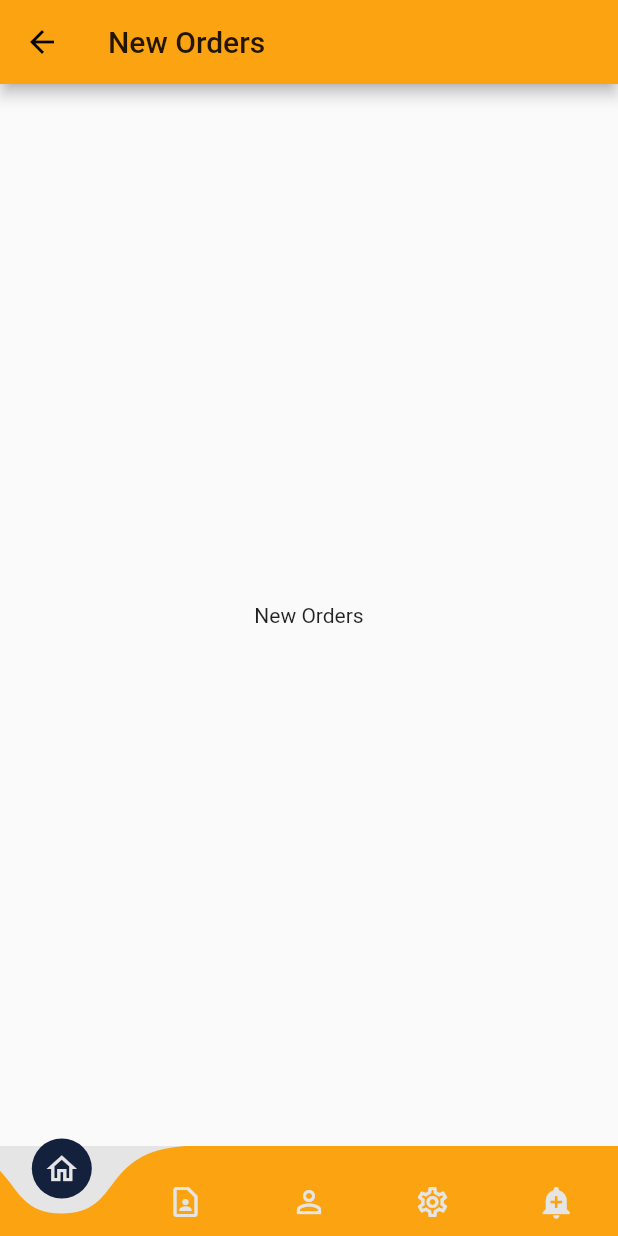
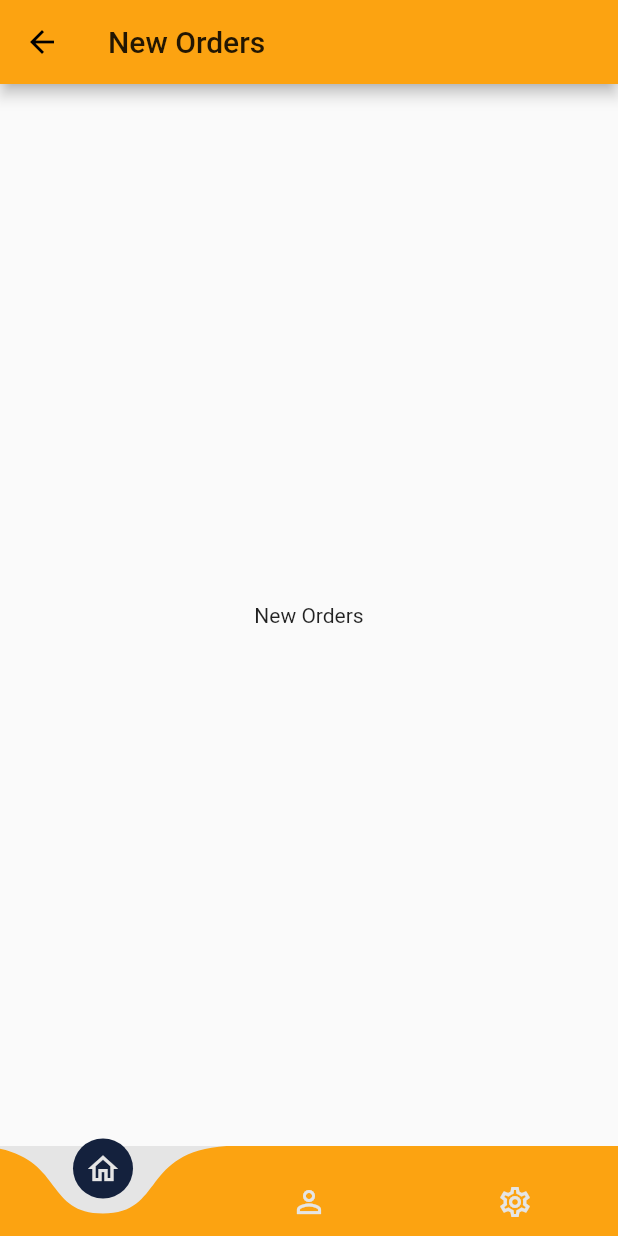
Before and after one commit to rajupotharaju155/getmech-hackathon, a Flutter app: the screen it shows after launch, after a tap on "I am Mechanic", on a phone screen of 412 x 824 dp. Run offline on Flutter 3.47's test engine with Material 2 defaults, Android fonts, the phone set to English and light mode, and no system bars; drawn by our look-alikes of curved_navigation_bar; our stand-ins replace flutter_spinkit, page_transition.

Commit message:
models created and product page done

```diff
--- /dev/null
+++ b/lib/ui/mechanic/internalPages/mechProfile/mechProfile.dart
@@ -0,0 +1,154 @@
+import 'package:flutter/material.dart';
+import 'package:getmech/ui/mechanic/internalPages/mechProfile/products.dart';
+import 'package:getmech/utils/commonActions.dart';
+import 'package:getmech/utils/constants.dart';
+
+class MechProfile extends StatelessWidget {
+
+  void gotoProductPage(BuildContext context){
+    CommonActions.gotoPage(Products(), context);
+  }
+
+  @override
+  Widget build(BuildContext context) {
+
+    return Scaffold(
+      appBar: AppBar(
+        title: Text("Profile"),
+      ),
+
+      body: Padding(
+        padding: const EdgeInsets.all(0.0),
+        child: Column(
+          mainAxisAlignment: MainAxisAlignment.start,
+          children: [
+            //pro pic and name
+            Container(
+              padding: EdgeInsets.all(10),
+              decoration: BoxDecoration(
+                border: Border(
+                  bottom: BorderSide(
+                    color: kDisabledColor
+                  )
+                )
+              ),
+              child: Row(
+                crossAxisAlignment: CrossAxisAlignment.start,
+                children: [
+                  //pic
+                  Expanded(
+                    flex: 1,
+                    child: Container(
+                      decoration: BoxDecoration(
+                        borderRadius: BorderRadius.circular(10),
+                        border: Border.all(color: kDisabledColor)
+                      ),
+                      child: FlutterLogo(
+                        size: 100,
+                      )
+                    ),
+                  ),
+                  //name
+                  Expanded(
+                    flex: 2,
+                    child: Container(
+                      padding: EdgeInsets.only(left: 10),
+                      child: Column(
+                        crossAxisAlignment: CrossAxisAlignment.start,
+                        mainAxisAlignment: MainAxisAlignment.start,
+                        children: [
+                          Text("Diamond Bike Point",
+                          style: TextStyle(
+                            fontWeight: FontWeight.bold,
+                            fontSize: 20,
+                          ),
+                          ),
+                          SizedBox(height: 8),
+                          Text("129,Opp McDonalds, Link Road, Near Don Bosco School",
+                          style: TextStyle(
+                            fontWeight: FontWeight.normal,
+                            fontSize: 15,
+                            color: kDisabledColor
+                          ),
+                          ),
+                          SizedBox(height: 8),
+                          Row(
+                            mainAxisAlignment: MainAxisAlignment.spaceBetween,
+                            children: [
+                              GestureDetector(
+                                child: Text("Edit Details",
+                                style: TextStyle(
+                                  fontWeight: FontWeight.bold,
+                                  fontSize: 12,
+                                  color: Colors.purple[600]
+                                ),
+                                ),
+                              ),
+                              GestureDetector(
+                                child: Text("Verify Email",
+                                style: TextStyle(
+                                  fontWeight: FontWeight.bold,
+                                  fontSize: 12,
+                                  color: Colors.purple[600]
+                                ),
+                                ),
+                              ),
+                            ],
+                          )
+                        ],
+                      )
+                    ),
+                  )
+                ],
+              )
+            ),
+            SizedBox(height: 6),
+            ListTile(
+              leading: Icon(Icons.settings_applications_sharp, color: Colors.grey[600], size: 35,),
+              title: Text("Shop Details",
+              style: TextStyle(
+                color: kDisabledColor,
+                fontSize: 20
+              ),
+              ),
+            ),
+            Divider(
+             indent: 70,
+             thickness: 2,
+            ),
+            InkWell(
+              onTap: ()=> gotoProductPage(context),
+              child: ListTile(
+                leading: Icon(Icons.settings_input_composite, color: Colors.grey[600], size: 35,),
+                title: Text("Product Details",
+                style: TextStyle(
+                  color: kDisabledColor,
+                  fontSize: 20
+                ),
+                ),
+              ),
+            ),
+            Divider(
+             indent: 70,
+             thickness: 2,
+            ),
+            ListTile(
+              leading: Icon(Icons.miscellaneous_services_outlined, color: Colors.grey[600], size: 35,),
+              title: Text("Service Details",
+              style: TextStyle(
+                color: kDisabledColor,
+                fontSize: 20
+              ),
+              ),
+            ),
+            Divider(
+             indent: 70,
+             thickness: 2,
+            ),
+          ]
+        ),
+      ),
+
+    );
+  }
+}
--- a/lib/ui/mechanic/mechanicMain.dart
+++ b/lib/ui/mechanic/mechanicMain.dart
@@ -1,11 +1,10 @@
 import 'package:curved_navigation_bar/curved_navigation_bar.dart';
 import 'package:flutter/material.dart';
 import 'package:getmech/ui/mechanic/internalPages/history.dart';
-import 'package:getmech/ui/mechanic/internalPages/mechProfile.dart';
+import 'package:getmech/ui/mechanic/internalPages/mechProfile/mechProfile.dart';
 import 'package:getmech/ui/mechanic/internalPages/newOrders.dart';
 import 'package:getmech/utils/constants.dart';
 
-import 'internalPages/settings.dart';
 
 class MechanicMainPage extends StatefulWidget {
   @override
@@ -23,7 +22,7 @@ class _MechanicMainPageState extends State<MechanicMainPage> {
             NewOrders(),
             MechProfile(),
             Histpry(),
-            MechSettings()
+            // MechSettings()
           ];
 
     return Scaffold(
@@ -37,19 +36,9 @@ class _MechanicMainPageState extends State<MechanicMainPage> {
       bottomNavigationBar: CurvedNavigationBar(
         key: _bottomNavigationKey,
         items: [
-          Icon(
-            Icons.home_outlined,
-            color: kBackgroundColor,
-          ),
-          Icon(Icons.contact_page_outlined, color: kBackgroundColor),
+          Icon(Icons.home_outlined, color: kBackgroundColor,),
           Icon(Icons.person_outline, color: kBackgroundColor),
-          Icon(
-            Icons.settings_outlined,
-            color: kBackgroundColor,
-          ),
-          Icon(Icons.add_alert,
-            color: kBackgroundColor,),
-
+          Icon(Icons.settings_outlined,color: kBackgroundColor,),
         ],
         index: 0,
         height: 60.0,
```
Also changed, not shown: lib/models/mechanic/productsModel.dart (added, +14 -0 lines), lib/ui/mechanic/internalPages/mechProfile.dart (deleted, +0 -13 lines), lib/ui/mechanic/internalPages/mechProfile/addProduct.dart (added, +75 -0 lines), lib/ui/mechanic/internalPages/mechProfile/products.dart (added, +159 -0 lines), lib/models/driver/driverModel.dart (added), lib/models/mechanic/garageModel.dart (added), pubspec.lock.
